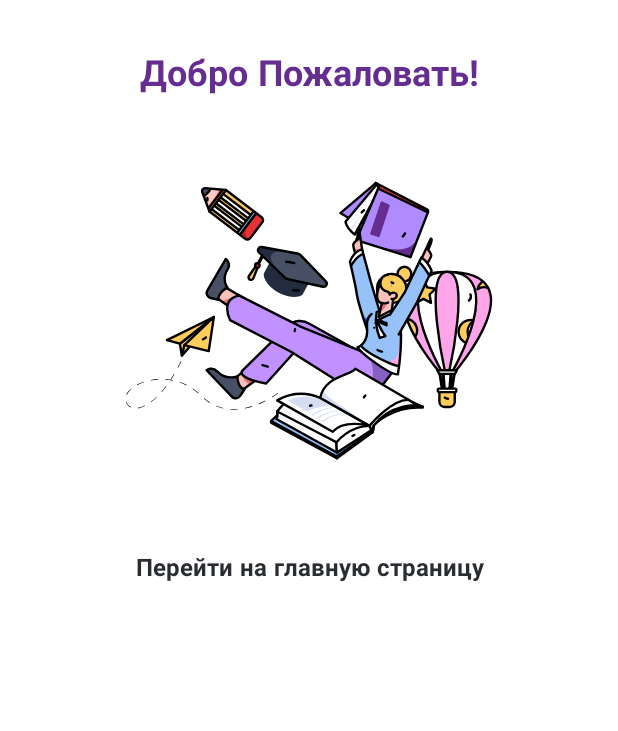
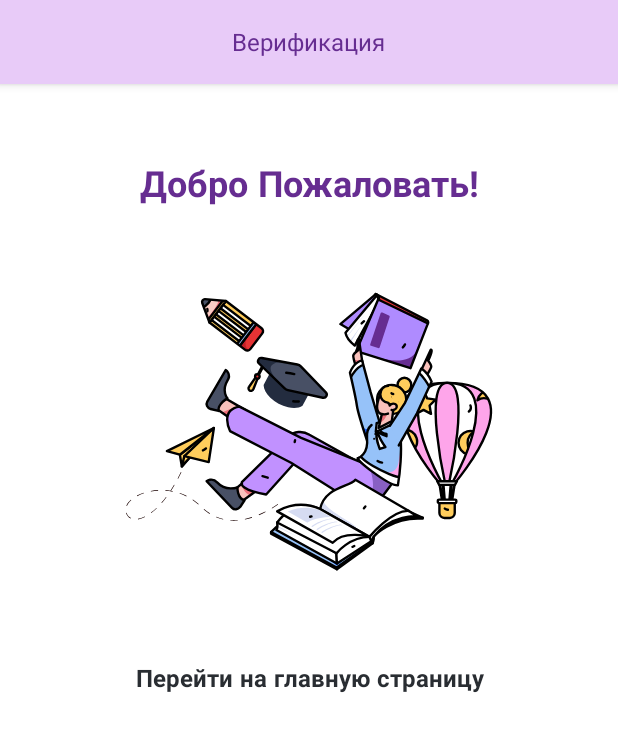
Before and after one commit to arstanrakhmat/girls-for-girls, an Android app: the RegistrationSuccessFragment screen opened through its navigation route, on a phone screen of 412 x 824 dp. Shown: the top 731 px of the screen. Run offline under Robolectric (Android 15) with nearby library versions, the phone set to English and light mode, and no system bars; Roboto replaces fonts that are not available here.

Commit message:
Work on toolbar of the app

```diff
--- a/app/src/main/java/com/example/girls4girls/presentation/auth/CodeFragment.kt
+++ b/app/src/main/java/com/example/girls4girls/presentation/auth/CodeFragment.kt
@@ -36,6 +36,7 @@ class CodeFragment : Fragment() {
         setupObservers()
         addTextChangeListener()
         clickListener()
+        setupToolbar()
     }
 
     private fun setupObservers() {
@@ -54,6 +55,12 @@ class CodeFragment : Fragment() {
         binding.btnVerify.setOnClickListener {
             verifyListener()
         }
+    }
+
+    private fun setupToolbar() {
+        binding.toolbar.userAccount.visibility = View.GONE
+        binding.toolbar.back.visibility = View.GONE
+        binding.toolbar.screenName.text = resources.getString(R.string.verification)
     }
 
     private fun addTextChangeListener() {
--- a/app/src/main/java/com/example/girls4girls/presentation/auth/RegistrationFragment.kt
+++ b/app/src/main/java/com/example/girls4girls/presentation/auth/RegistrationFragment.kt
@@ -19,13 +19,15 @@ class RegistrationFragment : Fragment() {
     ): View {
         binding = FragmentRegistrationBinding.inflate(inflater, container, false)
 
+
+
         return binding.root
     }
 
     override fun onViewCreated(view: View, savedInstanceState: Bundle?) {
         super.onViewCreated(view, savedInstanceState)
-
         clickListeners()
+        setupToolbar()
     }
 
     private fun clickListeners() {
@@ -47,6 +49,12 @@ class RegistrationFragment : Fragment() {
             }
         }
     }
+
+    private fun setupToolbar() {
+        binding.toolbar.userAccount.visibility = View.GONE
+        binding.toolbar.back.visibility = View.GONE
+    }
+
 
     private fun areFieldsEmpty(): Boolean {
 
--- a/app/src/main/java/com/example/girls4girls/presentation/auth/RegistrationPartTwoFragment.kt
+++ b/app/src/main/java/com/example/girls4girls/presentation/auth/RegistrationPartTwoFragment.kt
@@ -36,6 +36,7 @@ class RegistrationPartTwoFragment : Fragment() {
         setupObservers()
         clickListener()
         setupRegionMenu()
+        setupToolbar()
         setupGenderMenu()
     }
 
@@ -52,6 +53,11 @@ class RegistrationPartTwoFragment : Fragment() {
                 args.user.phoneNumber
             )
         }
+    }
+
+    private fun setupToolbar() {
+        binding.toolbar.userAccount.visibility = View.GONE
+        binding.toolbar.back.visibility = View.GONE
     }
 
     private fun setupObservers() {
--- a/app/src/main/java/com/example/girls4girls/presentation/auth/RegistrationSuccessFragment.kt
+++ b/app/src/main/java/com/example/girls4girls/presentation/auth/RegistrationSuccessFragment.kt
@@ -6,15 +6,30 @@ import android.view.LayoutInflater
 import android.view.View
 import android.view.ViewGroup
 import com.example.girls4girls.R
+import com.example.girls4girls.databinding.FragmentRegistrationSuccessBinding
 
 class RegistrationSuccessFragment : Fragment() {
+
+    private lateinit var binding: FragmentRegistrationSuccessBinding
 
     override fun onCreateView(
         inflater: LayoutInflater, container: ViewGroup?,
         savedInstanceState: Bundle?
-    ): View? {
-        // Inflate the layout for this fragment
-        return inflater.inflate(R.layout.fragment_registration_success, container, false)
+    ): View {
+        binding = FragmentRegistrationSuccessBinding.inflate(layoutInflater, container, false)
+
+        return binding.root
+    }
+
+    override fun onViewCreated(view: View, savedInstanceState: Bundle?) {
+        super.onViewCreated(view, savedInstanceState)
+        setupToolbar()
+    }
+
+    private fun setupToolbar() {
+        binding.toolbar.userAccount.visibility = View.GONE
+        binding.toolbar.back.visibility = View.GONE
+        binding.toolbar.screenName.text = resources.getString(R.string.verification)
     }
 
 }
--- /dev/null
+++ b/app/src/main/res/drawable/arrow_back_icon.xml
@@ -0,0 +1,13 @@
+<vector xmlns:android="http://schemas.android.com/apk/res/android"
+    android:width="10dp"
+    android:height="18dp"
+    android:viewportWidth="10"
+    android:viewportHeight="18">
+  <path
+      android:pathData="M8.75,16.5L1.25,9L8.75,1.5"
+      android:strokeLineJoin="round"
+      android:strokeWidth="2"
+      android:fillColor="#00000000"
+      android:strokeColor="#662D91"
+      android:strokeLineCap="round"/>
+</vector>
--- /dev/null
+++ b/app/src/main/res/drawable/user_icon.xml
@@ -0,0 +1,12 @@
+<vector xmlns:android="http://schemas.android.com/apk/res/android"
+    android:width="27dp"
+    android:height="27dp"
+    android:viewportWidth="27"
+    android:viewportHeight="27">
+  <path
+      android:pathData="M13.5,14.344C9.934,14.344 7.031,11.441 7.031,7.875C7.031,4.309 9.934,1.406 13.5,1.406C17.066,1.406 19.969,4.309 19.969,7.875C19.969,11.441 17.066,14.344 13.5,14.344ZM13.5,3.094C10.868,3.094 8.719,5.242 8.719,7.875C8.719,10.507 10.868,12.656 13.5,12.656C16.132,12.656 18.281,10.507 18.281,7.875C18.281,5.242 16.132,3.094 13.5,3.094Z"
+      android:fillColor="#662D91"/>
+  <path
+      android:pathData="M23.164,25.594C22.703,25.594 22.32,25.211 22.32,24.75C22.32,20.869 18.36,17.719 13.5,17.719C8.64,17.719 4.68,20.869 4.68,24.75C4.68,25.211 4.298,25.594 3.836,25.594C3.375,25.594 2.993,25.211 2.993,24.75C2.993,19.946 7.706,16.031 13.5,16.031C19.294,16.031 24.008,19.946 24.008,24.75C24.008,25.211 23.625,25.594 23.164,25.594Z"
+      android:fillColor="#662D91"/>
+</vector>
--- a/app/src/main/res/layout/fragment_code.xml
+++ b/app/src/main/res/layout/fragment_code.xml
@@ -6,6 +6,10 @@
     android:layout_height="match_parent"
     android:orientation="vertical"
     tools:context=".presentation.auth.CodeFragment">
+
+    <include
+        android:id="@+id/toolbar"
+        layout="@layout/toolbar"/>
 
     <RelativeLayout
         android:layout_width="match_parent"
--- a/app/src/main/res/layout/fragment_registration.xml
+++ b/app/src/main/res/layout/fragment_registration.xml
@@ -12,6 +12,10 @@
         android:layout_height="wrap_content"
         android:orientation="vertical"
         tools:context=".presentation.auth.RegistrationFragment">
+
+        <include
+            android:id="@+id/toolbar"
+            layout="@layout/toolbar" />
 
         <TextView
             android:layout_width="match_parent"
@@ -338,31 +342,33 @@
                 android:layout_width="wrap_content"
                 android:layout_height="wrap_content"
                 android:layout_marginEnd="4dp"
+                android:contentDescription="@string/name"
                 android:src="@drawable/facebook_icon" />
 
             <ImageView
                 android:layout_width="wrap_content"
                 android:layout_height="wrap_content"
                 android:layout_marginStart="4dp"
+                android:contentDescription="@string/name"
                 android:src="@drawable/google_icon" />
         </LinearLayout>
 
         <LinearLayout
             android:layout_width="match_parent"
             android:layout_height="wrap_content"
+            android:layout_gravity="center_horizontal"
+            android:layout_marginStart="35dp"
             android:layout_marginTop="15dp"
+            android:layout_marginEnd="35dp"
             android:layout_marginBottom="5dp"
             android:gravity="center"
-            android:layout_marginStart="35dp"
-            android:layout_marginEnd="35dp"
-            android:layout_gravity="center_horizontal"
             android:orientation="horizontal">
 
             <TextView
                 android:layout_width="wrap_content"
                 android:layout_height="wrap_content"
+                android:fontFamily="@font/mulish"
                 android:gravity="center"
-                android:fontFamily="@font/mulish"
                 android:text="@string/already_have_an_account"
                 android:textColor="#292D32"
                 android:textSize="16sp" />
@@ -371,12 +377,12 @@
                 android:id="@+id/sign_in"
                 android:layout_width="wrap_content"
                 android:layout_height="wrap_content"
+                android:layout_marginStart="2dp"
+                android:fontFamily="@font/mulish_bold"
                 android:gravity="center"
-                android:fontFamily="@font/mulish_bold"
-                android:textSize="16sp"
-                android:layout_marginStart="2dp"
                 android:text="@string/sign_in"
-                android:textColor="#662D91" />
+                android:textColor="#662D91"
+                android:textSize="16sp" />
 
         </LinearLayout>
 
--- a/app/src/main/res/layout/fragment_registration_part_two.xml
+++ b/app/src/main/res/layout/fragment_registration_part_two.xml
@@ -12,6 +12,10 @@
         android:layout_height="wrap_content"
         android:orientation="vertical"
         tools:context=".presentation.auth.RegistrationPartTwoFragment">
+
+        <include
+            android:id="@+id/toolbar"
+            layout="@layout/toolbar" />
 
         <TextView
             android:layout_width="match_parent"
@@ -56,7 +60,6 @@
                 android:layout_height="match_parent"
                 android:layout_weight="1"
                 android:inputType="none"
-                android:text="Batken"
                 android:textAlignment="center" />
 
             <TextView
--- a/app/src/main/res/layout/fragment_registration_success.xml
+++ b/app/src/main/res/layout/fragment_registration_success.xml
@@ -6,11 +6,15 @@
     android:orientation="vertical"
     tools:context=".presentation.auth.RegistrationSuccessFragment">
 
+    <include
+        android:id="@+id/toolbar"
+        layout="@layout/toolbar"/>
+
     <TextView
         android:layout_width="match_parent"
         android:layout_height="wrap_content"
         android:layout_marginStart="31dp"
-        android:layout_marginTop="32dp"
+        android:layout_marginTop="50dp"
         android:layout_marginEnd="31dp"
         android:fontFamily="@font/mulish_bold"
         android:gravity="center"
--- /dev/null
+++ b/app/src/main/res/layout/toolbar.xml
@@ -0,0 +1,38 @@
+<?xml version="1.0" encoding="utf-8"?>
+<RelativeLayout xmlns:android="http://schemas.android.com/apk/res/android"
+    android:layout_width="match_parent"
+    android:id="@+id/toolbar"
+    android:layout_height="?android:attr/actionBarSize"
+    android:background="#E8CBF8"
+    android:elevation="4dp">
+
+    <ImageView
+        android:id="@+id/back"
+        android:layout_width="wrap_content"
+        android:layout_height="wrap_content"
+        android:layout_alignParentStart="true"
+        android:layout_centerVertical="true"
+        android:layout_marginStart="30dp"
+        android:contentDescription="@string/name"
+        android:src="@drawable/arrow_back_icon" />
+
+    <TextView
+        android:id="@+id/screen_name"
+        android:layout_width="wrap_content"
+        android:layout_height="wrap_content"
+        android:layout_centerInParent="true"
+        android:text="@string/registration"
+        android:textColor="#662D91"
+        android:textSize="16sp" />
+
+    <ImageView
+        android:id="@+id/user_account"
+        android:layout_width="wrap_content"
+        android:layout_height="wrap_content"
+        android:layout_alignParentEnd="true"
+        android:layout_centerVertical="true"
+        android:layout_marginEnd="30dp"
+        android:contentDescription="@string/name"
+        android:src="@drawable/user_icon" />
+
+</RelativeLayout>
--- a/app/src/main/res/values/strings.xml
+++ b/app/src/main/res/values/strings.xml
@@ -22,6 +22,7 @@
     <string name="name_and_surname">Фамилия и Имя</string>
     <string name="name">Имя</string>
     <string name="surname">Фамилия</string>
+    <string name="verification">Верификация</string>
     <string name="region">Регион</string>
     <string name="email_does_not_exist">Такой почты не существует</string>
     <string name="login_is_empty">Введите логи или номер телефона</string>
@@ -80,5 +81,6 @@
     <string name="incorrect_otp">Неправильный код. Повторите еще раз</string>
     <string name="welcome">Добро Пожаловать!</string>
     <string name="go_to_main_page">Перейти на главную страницу</string>
+    <string name="registration">Регистрация</string>
 
 </resources>
```
